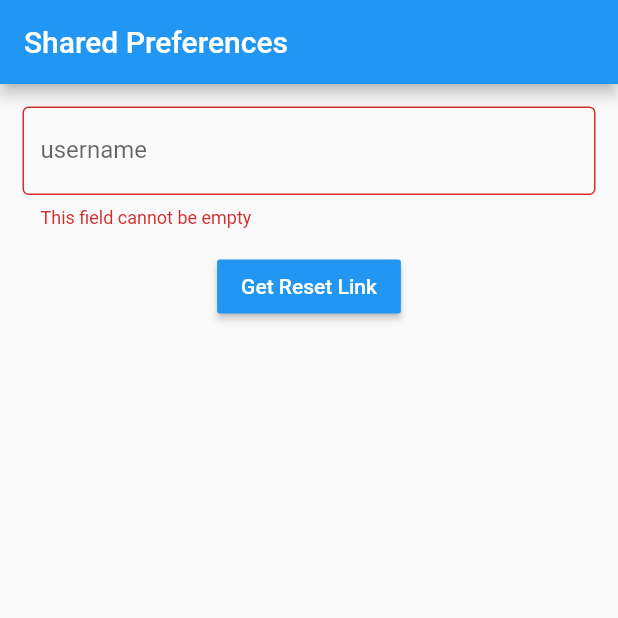
After one commit to Pynsuklang/pic_n_loca_app, a Flutter app: the ForgotPwdPg screen opened directly, after a tap on "Get Reset Link", on a phone screen of 412 x 824 dp, the top half of it. The commit adds this screen. Run offline on Flutter 3.47's test engine with Material 2 defaults, Android fonts, the phone set to English and light mode, and no system bars; our stand-ins replace camera, connectivity, gallery_saver, geolocator, permission_handler, shared_preferences and 1 more; accounts and stored records are empty.

Commit message:
forgot-pwd

```diff
--- a/lib/camera-file.dart
+++ b/lib/camera-file.dart
@@ -49,9 +49,6 @@ class TakePictureScreenState extends State<TakePictureScreen> {
       // ignore: dead_code_catch_following_catch
     } on SocketException catch (_) {
       response = 'e';
-      return response;
-    } on HttpException {
-      response = 'httpex';
       return response;
     }
   }
--- /dev/null
+++ b/lib/forgot-pwd.dart
@@ -0,0 +1,160 @@
+import 'dart:convert';
+import 'dart:io';
+import 'package:http/http.dart' as http;
+import 'package:connectivity/connectivity.dart';
+import 'package:flutter/material.dart';
+import 'package:shared_preferences/shared_preferences.dart';
+import 'homepage.dart';
+
+class ForgotPwdPg extends StatefulWidget {
+  const ForgotPwdPg({Key? key}) : super(key: key);
+
+  @override
+  State<ForgotPwdPg> createState() => _ForgotPwdPgState();
+}
+
+class _ForgotPwdPgState extends State<ForgotPwdPg> {
+  @override
+  Widget build(BuildContext context) {
+    return Scaffold(
+      appBar: AppBar(
+        title: const Text("Shared Preferences"),
+        automaticallyImplyLeading: false,
+      ),
+      body: Center(
+        child: Column(
+          crossAxisAlignment: CrossAxisAlignment.center,
+          children: const [
+            ForgotPwd(),
+          ],
+        ),
+      ),
+    );
+  }
+}
+
+class ForgotPwd extends StatefulWidget {
+  const ForgotPwd({Key? key}) : super(key: key);
+
+  @override
+  State<ForgotPwd> createState() => _ForgotPwdState();
+}
+
+class _ForgotPwdState extends State<ForgotPwd> {
+  final _usrname = TextEditingController();
+  final ForgotformKey = GlobalKey<FormState>();
+  late SharedPreferences logindata;
+  late bool newuser;
+
+  void check_if_already_login() async {
+    logindata = await SharedPreferences.getInstance();
+    newuser = (logindata.getBool('login') ?? true);
+    if (newuser == false) {
+      Navigator.pushReplacement(
+          context, MaterialPageRoute(builder: (context) => MyDashboard()));
+    }
+  }
+
+  @override
+  void initState() {
+    super.initState();
+    check_if_already_login();
+  }
+
+  @override
+  void dispose() {
+    _usrname.dispose();
+    super.dispose();
+  }
+
+  Future<bool> checkInternet() async {
+    bool conn;
+    var connectivityResult = await (Connectivity().checkConnectivity());
+    if (connectivityResult == ConnectivityResult.mobile) {
+      conn = true;
+    } else if (connectivityResult == ConnectivityResult.wifi) {
+      conn = true;
+    } else {
+      conn = false;
+    }
+    return conn;
+  }
+
+  Future<dynamic> forgotPwd(dynamic usnm) async {
+    var response;
+    var responseDecode;
+    try {
+      var url = Uri.parse("http://10.179.28.7:8080/api/forgot-pwd");
+      Map data = {'email': usnm};
+      var body = json.encode(data);
+      response = await http.post(url,
+          headers: {"Content-Type": "application/json"}, body: body);
+      try {
+        responseDecode = json.decode(response.body);
+        print("responseDecode is $responseDecode");
+        return responseDecode;
+      } catch (e) {}
+    } on SocketException catch (_) {
+      responseDecode = 2;
+      return responseDecode;
+    }
+  }
+
+  @override
+  Widget build(BuildContext context) {
+    return Form(
+      key: ForgotformKey,
+      child: Column(
+        children: [
+          Padding(
+            padding: const EdgeInsets.all(15.0),
+            child: TextFormField(
+                controller: _usrname,
+                decoration: const InputDecoration(
+                  border: OutlineInputBorder(),
+                  labelText: 'username',
+                ),
+                validator: (val) {
+                  if (val!.isEmpty) return 'This field cannot be empty';
+                  return null;
+                }),
+          ),
+          RaisedButton(
+            textColor: Colors.white,
+            color: Colors.blue,
+            onPressed: () async {
+              String username = _usrname.text;
+              if (ForgotformKey.currentState!.validate()) {
+                var chkInternet = await checkInternet().then((conn2) {
+                  return conn2;
+                });
+                if (chkInternet == true) {
+                  forgotPwd(username).then((vals) {
+                    if (vals == 0) {
+                      ScaffoldMessenger.of(context).showSnackBar(const SnackBar(
+                          content: Text(
+                              'Password reset link sent to registered email!!!')));
+                    } else if (vals == 1) {
+                      ScaffoldMessenger.of(context).showSnackBar(const SnackBar(
+                          content: Text('This account does not exist!!!')));
+                    } else if (vals == 3) {
+                      ScaffoldMessenger.of(context).showSnackBar(
+                          const SnackBar(content: Text('Server Error!!!')));
+                    } else if (vals == 2) {
+                      ScaffoldMessenger.of(context).showSnackBar(const SnackBar(
+                          content: Text('Server Unreachable!!!')));
+                    } else {}
+                  });
+                } else {
+                  ScaffoldMessenger.of(context).showSnackBar(const SnackBar(
+                      content: Text('Internet Not Available!!!')));
+                }
+              }
+            },
+            child: const Text("Get Reset Link"),
+          )
+        ],
+      ),
+    );
+  }
+}
```
Also changed, not shown: lib/create_account.dart (+17 -39 lines), lib/main.dart (+5 -3 lines).
